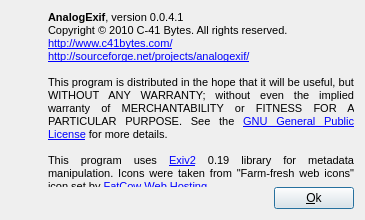
Old version of the form ui/aboutdialog.ui in the repository chokori/AnalogExif.
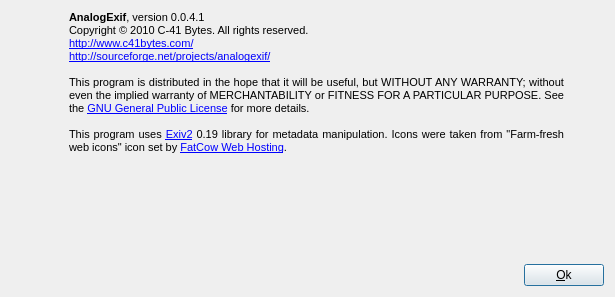
New version of the form. Icons and pictures are not drawn.

What changed in the file:
```diff
--- a/ui/aboutdialog.ui
+++ b/ui/aboutdialog.ui
@@ -9,8 +9,8 @@
    <rect>
     <x>0</x>
     <y>0</y>
-    <width>365</width>
-    <height>220</height>
+    <width>615</width>
+    <height>297</height>
    </rect>
   </property>
   <property name="windowTitle">
@@ -28,7 +28,7 @@
     <number>0</number>
    </property>
    <item>
-    <layout class="QHBoxLayout" name="horizontalLayout_2" stretch="10,90">
+    <layout class="QHBoxLayout" name="horizontalLayout_2" stretch="10,90,0">
      <property name="spacing">
       <number>3</number>
      </property>
@@ -84,6 +84,19 @@
        </property>
       </widget>
      </item>
+     <item>
+      <spacer name="horizontalSpacer_2">
+       <property name="orientation">
+        <enum>Qt::Orientation::Horizontal</enum>
+       </property>
+       <property name="sizeHint" stdset="0">
+        <size>
+         <width>40</width>
+         <height>20</height>
+        </size>
+       </property>
+      </spacer>
+     </item>
     </layout>
    </item>
    <item>
```
Left out of the diff: 17 changed lines with no effect on the pictures.
